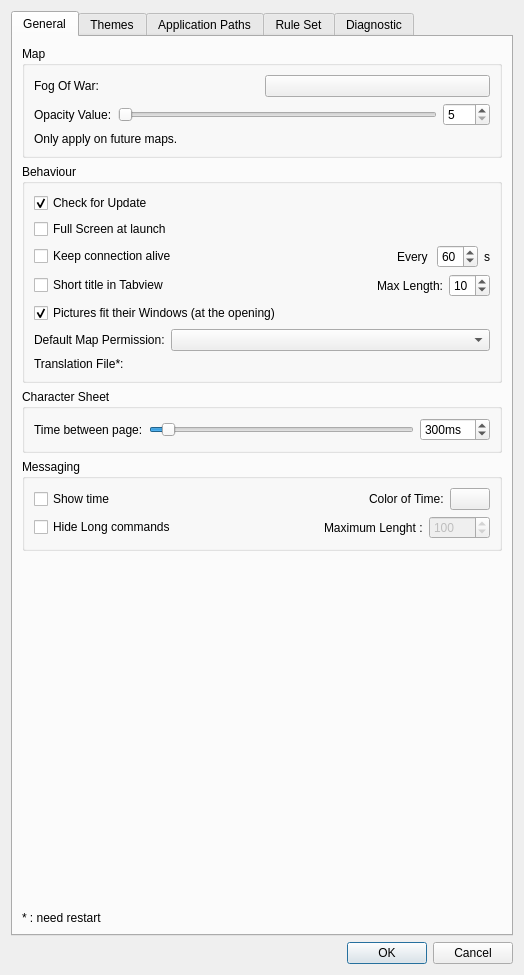
Before: the Qt Designer form client/preferences/preferencesdialogbox.ui in Rolisteam/rolisteam, drawn with Qt 5.
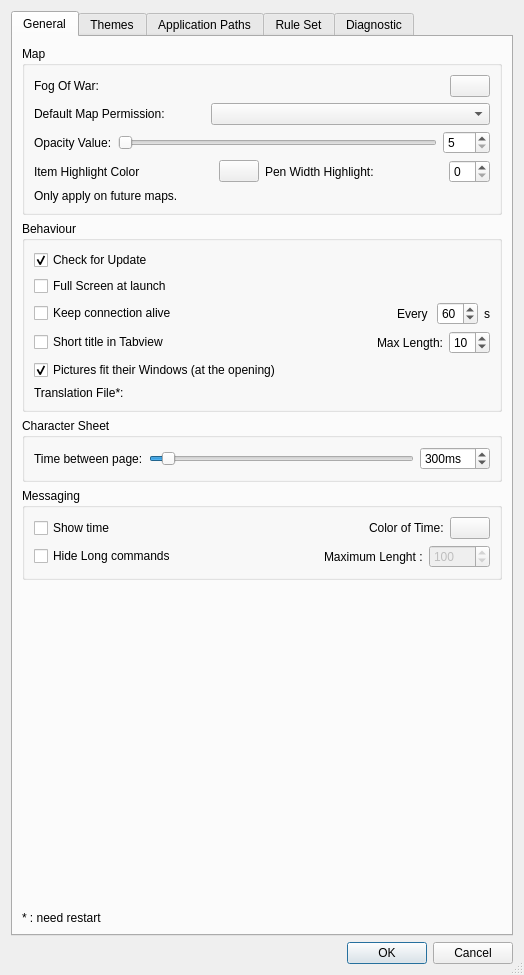
After: the same form once the commit is applied. Icons and pictures are not drawn. Custom widgets are drawn as their Qt base class.

Commit message: VMAP: color and width of highlight.

Diff of the .ui file:
```diff
--- a/client/preferences/preferencesdialogbox.ui
+++ b/client/preferences/preferencesdialogbox.ui
@@ -13,6 +13,9 @@
   <property name="windowTitle">
    <string>Dialog</string>
   </property>
+  <property name="sizeGripEnabled">
+   <bool>true</bool>
+  </property>
   <layout class="QVBoxLayout" name="verticalLayout_18">
    <item>
     <widget class="QTabWidget" name="tabWidget">
@@ -39,6 +42,19 @@
               </property>
              </widget>
             </item>
+            <item>
+             <spacer name="horizontalSpacer_12">
+              <property name="orientation">
+               <enum>Qt::Horizontal</enum>
+              </property>
+              <property name="sizeHint" stdset="0">
+               <size>
+                <width>40</width>
+                <height>20</height>
+               </size>
+              </property>
+             </spacer>
+            </item>
             <item>
              <widget class="ColorButton" name="m_fogColor">
               <property name="text">
@@ -48,6 +64,33 @@
             </item>
            </layout>
           </item>
+          <item>
+           <layout class="QHBoxLayout" name="horizontalLayout_7" stretch="0,0,1">
+            <item>
+             <widget class="QLabel" name="label_12">
+              <property name="text">
+               <string>Default Map Permission:</string>
+              </property>
+             </widget>
+            </item>
+            <item>
+             <spacer name="horizontalSpacer_13">
+              <property name="orientation">
+               <enum>Qt::Horizontal</enum>
+              </property>
+              <property name="sizeHint" stdset="0">
+               <size>
+                <width>40</width>
+                <height>20</height>
+               </size>
+              </property>
+             </spacer>
+            </item>
+            <item>
+             <widget class="QComboBox" name="m_defaultMapModeCombo"/>
+            </item>
+           </layout>
+          </item>
           <item>
            <layout class="QHBoxLayout" name="horizontalLayout_4">
             <item>
@@ -82,6 +125,68 @@
             </item>
            </layout>
           </item>
+          <item>
+           <layout class="QHBoxLayout" name="horizontalLayout_29">
+            <item>
+             <layout class="QHBoxLayout" name="horizontalLayout_27">
+              <item>
+               <widget class="QLabel" name="label_30">
+                <property name="text">
+                 <string>Item Highlight Color</string>
+                </property>
+               </widget>
+              </item>
+              <item>
+               <spacer name="horizontalSpacer_14">
+                <property name="orientation">
+                 <enum>Qt::Horizontal</enum>
+                </property>
+                <property name="sizeHint" stdset="0">
+                 <size>
+                  <width>40</width>
+                  <height>20</height>
+                 </size>
+                </property>
+               </spacer>
+              </item>
+              <item>
+               <widget class="ColorButton" name="m_mapItemHighlightColor">
+                <property name="text">
+                 <string/>
+                </property>
+               </widget>
+              </item>
+             </layout>
+            </item>
+            <item>
+             <layout class="QHBoxLayout" name="horizontalLayout_28">
+              <item>
+               <widget class="QLabel" name="label_31">
+                <property name="text">
+                 <string>Pen Width Highlight:</string>
+                </property>
+               </widget>
+              </item>
+              <item>
+               <spacer name="horizontalSpacer_15">
+                <property name="orientation">
+                 <enum>Qt::Horizontal</enum>
+                </property>
+                <property name="sizeHint" stdset="0">
+                 <size>
+                  <width>40</width>
+                  <height>20</height>
+                 </size>
+                </property>
+               </spacer>
+              </item>
+              <item>
+               <widget class="QSpinBox" name="m_highLightPenWidth"/>
+              </item>
+             </layout>
+            </item>
+           </layout>
+          </item>
           <item>
            <widget class="QLabel" name="label_11">
             <property name="text">
@@ -231,20 +336,6 @@
             </property>
            </widget>
           </item>
-          <item>
-           <layout class="QHBoxLayout" name="horizontalLayout_7" stretch="0,1">
-            <item>
-             <widget class="QLabel" name="label_12">
-              <property name="text">
-               <string>Default Map Permission:</string>
-              </property>
-             </widget>
-            </item>
-            <item>
-             <widget class="QComboBox" name="m_defaultMapModeCombo"/>
-            </item>
-           </layout>
-          </item>
           <item>
            <layout class="QHBoxLayout" name="horizontalLayout_12">
             <item>
```
The commit also changes 4 other files.
